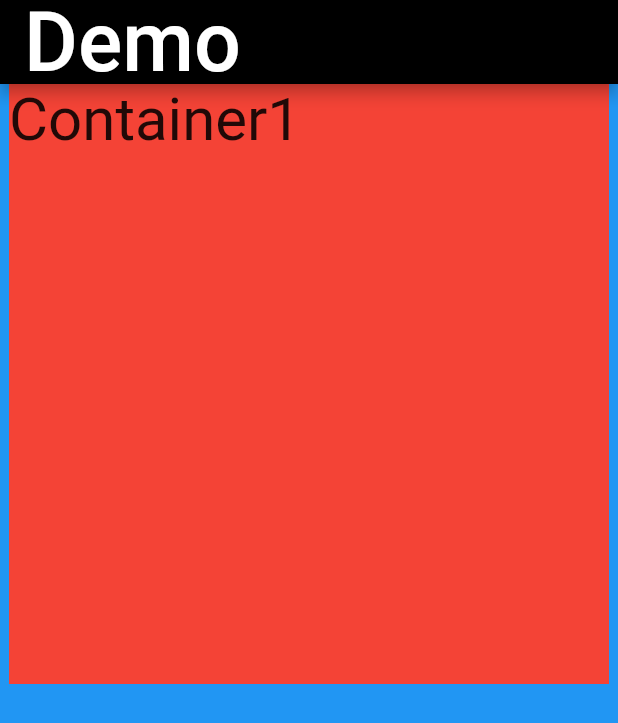
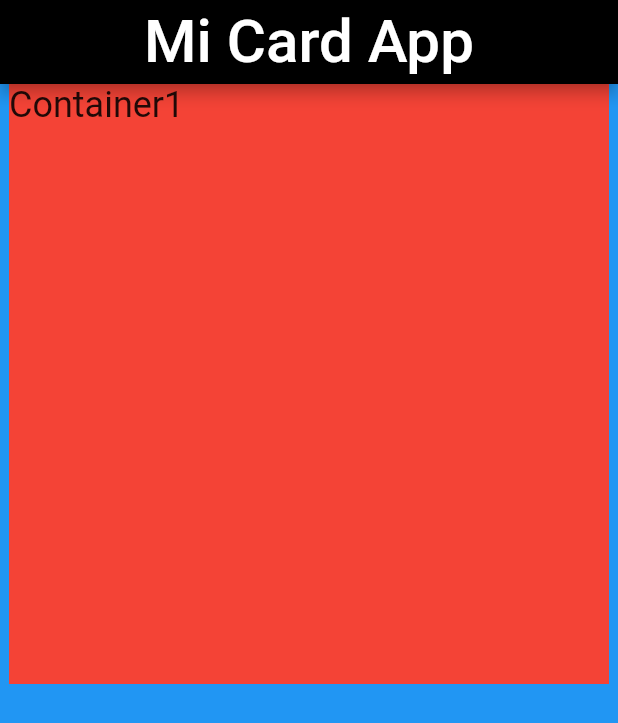
Before and after one commit to Code-Saurav/mi_card_app, a Flutter app: the screen it shows after launch, on a phone screen of 412 x 824 dp. Shown: the top 723 px of the screen. Run offline on Flutter 3.47's test engine with Material 2 defaults, Android fonts, the phone set to English and light mode, and no system bars.

Commit message:
practice 2

```diff
--- a/lib/main.dart
+++ b/lib/main.dart
@@ -12,10 +12,11 @@ class MyApp extends StatelessWidget {
       home: Scaffold(
         appBar: AppBar(
             backgroundColor: Colors.black,
+            centerTitle: true, // Make the title in the Center
             title: Text(
-              'Demo',
+              'Mi Card App',
               style: TextStyle(
-                fontSize: 55,
+                fontSize: 40,
               ),
             )),
         backgroundColor: Colors.blue,
@@ -30,10 +31,9 @@ class MyApp extends StatelessWidget {
                   child: Text(
                     'Container1',
                     style: TextStyle(
-                    fontSize: 40,
+                      fontSize: 24,
                     ),
-                ),
-              ),
+                  )),
             ])),
       ),
     );
```
Lines whose indentation alone changed are shown as unchanged.
